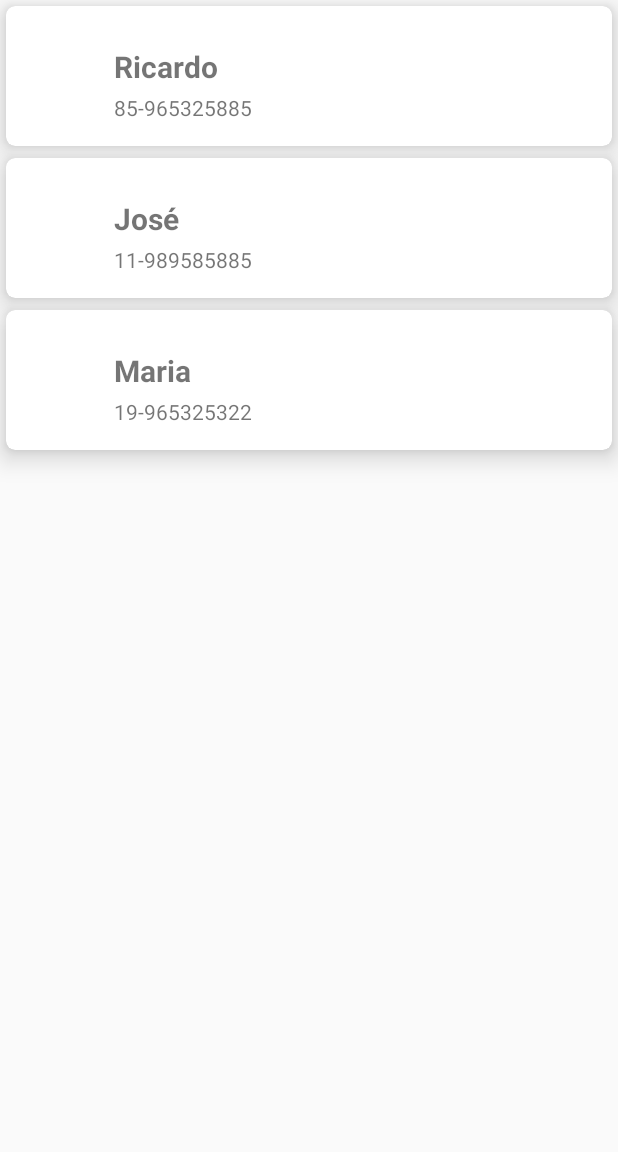
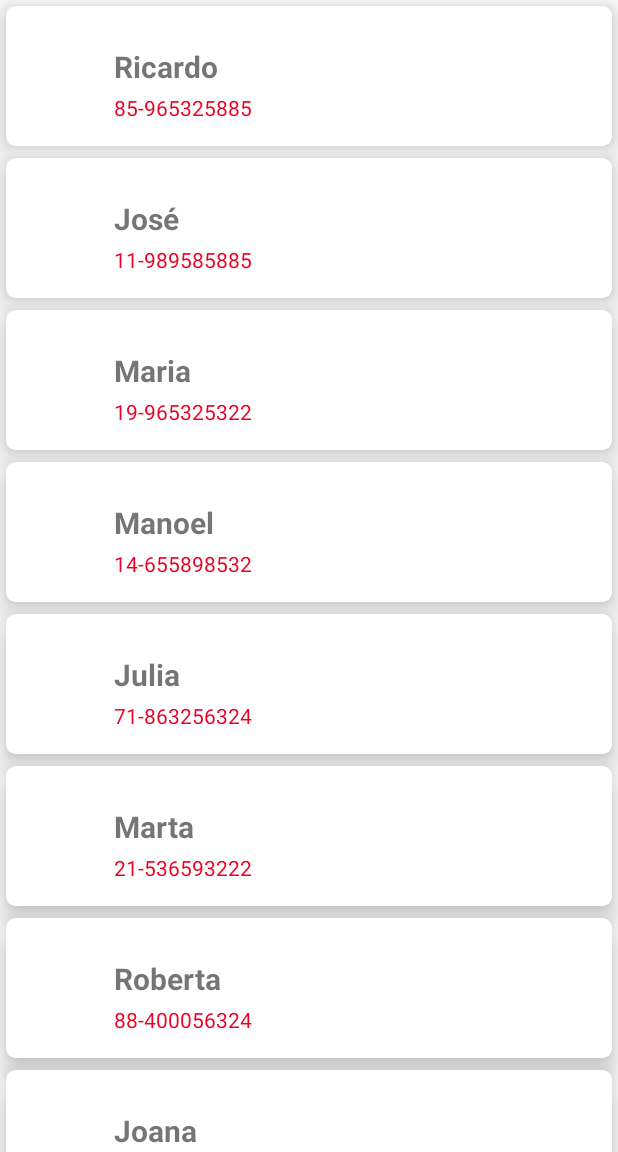
Before and after one commit to rcr109/RecyclerView, an Android app: the screen it shows after launch (MainActivity), on a phone screen of 412 x 824 dp, the part 84-1236 px from its top. Run offline under Robolectric (Android 15) with nearby library versions, the phone set to English and light mode, and no system bars.

Commit message:
Adicionado o clique ao item e a exibição dos detalhes do contato (Terceiro Commit)

```diff
--- a/app/src/main/AndroidManifest.xml
+++ b/app/src/main/AndroidManifest.xml
@@ -9,9 +9,11 @@
         android:roundIcon="@mipmap/ic_launcher_round"
         android:supportsRtl="true"
         android:theme="@style/AppTheme">
+        <activity android:name=".ContactDetail"></activity>
         <activity android:name=".MainActivity">
             <intent-filter>
                 <action android:name="android.intent.action.MAIN" />
+
                 <category android:name="android.intent.category.LAUNCHER" />
             </intent-filter>
         </activity>
--- /dev/null
+++ b/app/src/main/java/rcr/projects/recyclerviewapp/ClickItemContactListener.kt
@@ -0,0 +1,5 @@
+package rcr.projects.recyclerviewapp
+
+interface ClickItemContactListener {
+    fun clickItemContact(contact: Contact)
+}
--- a/app/src/main/java/rcr/projects/recyclerviewapp/adapter/Contact.kt
+++ b/app/src/main/java/rcr/projects/recyclerviewapp/Contact.kt
@@ -1,4 +1,4 @@
-package rcr.projects.recyclerviewapp.adapter
+package rcr.projects.recyclerviewapp
 
 data class Contact(
     var name: String,
--- a/app/src/main/java/rcr/projects/recyclerviewapp/adapter/ContactAdapter.kt
+++ b/app/src/main/java/rcr/projects/recyclerviewapp/ContactAdapter.kt
@@ -1,4 +1,4 @@
-package rcr.projects.recyclerviewapp.adapter
+package rcr.projects.recyclerviewapp
 
 import android.view.LayoutInflater
 import android.view.View
@@ -6,15 +6,14 @@ import android.view.ViewGroup
 import android.widget.ImageView
 import android.widget.TextView
 import androidx.recyclerview.widget.RecyclerView
-import rcr.projects.recyclerviewapp.R
 
-class ContactAdapter: RecyclerView.Adapter<ContactAdapter.ContactAdapterViewHolder>() {
+class ContactAdapter(var listener: ClickItemContactListener): RecyclerView.Adapter<ContactAdapter.ContactAdapterViewHolder>() {
 
     private val list: MutableList<Contact> = mutableListOf()
 
     override fun onCreateViewHolder(parent: ViewGroup, viewType: Int): ContactAdapterViewHolder {
         val view = LayoutInflater.from(parent.context).inflate(R.layout.contact_item, parent, false)
-        return ContactAdapterViewHolder(view)
+        return ContactAdapterViewHolder(view, list, listener)
     }
 
     override fun onBindViewHolder(holder: ContactAdapterViewHolder, position: Int) {
@@ -31,10 +30,16 @@ class ContactAdapter: RecyclerView.Adapter<ContactAdapter.ContactAdapterViewHold
         notifyDataSetChanged()
     }
 
-    class ContactAdapterViewHolder(ItemView: View) : RecyclerView.ViewHolder(ItemView){
+    class ContactAdapterViewHolder(ItemView: View, var list: List<Contact>, var listener: ClickItemContactListener) : RecyclerView.ViewHolder(ItemView){
         private val tvName: TextView = itemView.findViewById(R.id.tv_name)
         private val tvPhone: TextView = itemView.findViewById(R.id.tv_phone)
         private val ivPhotograph: ImageView = itemView.findViewById(R.id.ivPhotograph)
+
+        init {
+            itemView.setOnClickListener{
+                listener.clickItemContact(list[absoluteAdapterPosition])
+            }
+        }
 
         fun bind(contact: Contact){
             tvName.text = contact.name
--- a/app/src/main/java/rcr/projects/recyclerviewapp/MainActivity.kt
+++ b/app/src/main/java/rcr/projects/recyclerviewapp/MainActivity.kt
@@ -1,8 +1,8 @@
 package rcr.projects.recyclerviewapp
 
+import android.content.Intent
 import androidx.appcompat.app.AppCompatActivity
 import android.os.Bundle
-import android.os.Message
 import android.view.Menu
 import android.view.MenuInflater
 import android.view.MenuItem
@@ -13,15 +13,13 @@ import androidx.appcompat.app.ActionBarDrawerToggle
 import androidx.drawerlayout.widget.DrawerLayout
 import androidx.recyclerview.widget.LinearLayoutManager
 import androidx.recyclerview.widget.RecyclerView
-import rcr.projects.recyclerviewapp.adapter.Contact
-import rcr.projects.recyclerviewapp.adapter.ContactAdapter
 
-class MainActivity : AppCompatActivity() {
+class MainActivity : AppCompatActivity(), ClickItemContactListener {
     private val rvList: RecyclerView by lazy {
         findViewById(R.id.rv_list)
     }
 
-    private val adapter = ContactAdapter()
+    private val adapter = ContactAdapter(this)
 
     override fun onCreate(savedInstanceState: Bundle?) {
         super.onCreate(savedInstanceState)
@@ -63,6 +61,31 @@ class MainActivity : AppCompatActivity() {
                     name = "Maria",
                     fone = "19-965325322",
                     photograph = "foto"
+                ),
+                Contact(
+                    name = "Manoel",
+                    fone = "14-655898532",
+                    photograph = "foto"
+                ),
+                Contact(
+                    name = "Julia",
+                    fone = "71-863256324",
+                    photograph = "foto"
+                ),
+                Contact(
+                    name = "Marta",
+                    fone = "21-536593222",
+                    photograph = "foto"
+                ),
+                Contact(
+                    name = "Roberta",
+                    fone = "88-400056324",
+                    photograph = "foto"
+                ),
+                Contact(
+                    name = "Joana",
+                    fone = "21-253636922",
+                    photograph = "foto"
                 )
             )
         )
@@ -95,4 +118,9 @@ class MainActivity : AppCompatActivity() {
             else -> super.onOptionsItemSelected(item)
         }
     }
+
+    override fun clickItemContact(contact: Contact) {
+        var intent = Intent(this, ContactDetail::class.java)
+        startActivity(intent)
+    }
 }
--- a/app/src/main/res/layout/contact_item.xml
+++ b/app/src/main/res/layout/contact_item.xml
@@ -39,6 +39,7 @@
 
         <TextView
             android:id="@+id/tv_phone"
+            style="@style/TextViewDefault"
             app:layout_constraintTop_toBottomOf="@id/tv_name"
             app:layout_constraintStart_toEndOf="@id/ivPhotograph"
             android:layout_width="0dp"
--- a/app/src/main/res/values/styles.xml
+++ b/app/src/main/res/values/styles.xml
@@ -8,4 +8,8 @@
         <item name="colorAccent">@color/colorAccent</item>
     </style>
 
+    <style name="TextViewDefault" parent="Widget.AppCompat.TextView">
+        <item name="android:textColor">#EE0024</item>
+    </style>
+
 </resources>
--- /dev/null
+++ b/app/src/main/res/values/themes.xml
@@ -0,0 +1,3 @@
+<resources xmlns:tools="http://schemas.android.com/tools">
+
+</resources>
```
Also changed, not shown: app/src/main/java/rcr/projects/recyclerviewapp/ContactDetail.kt (added, +46 -0 lines), app/src/main/res/layout/activity_contact_detail.xml (added, +45 -0 lines).
